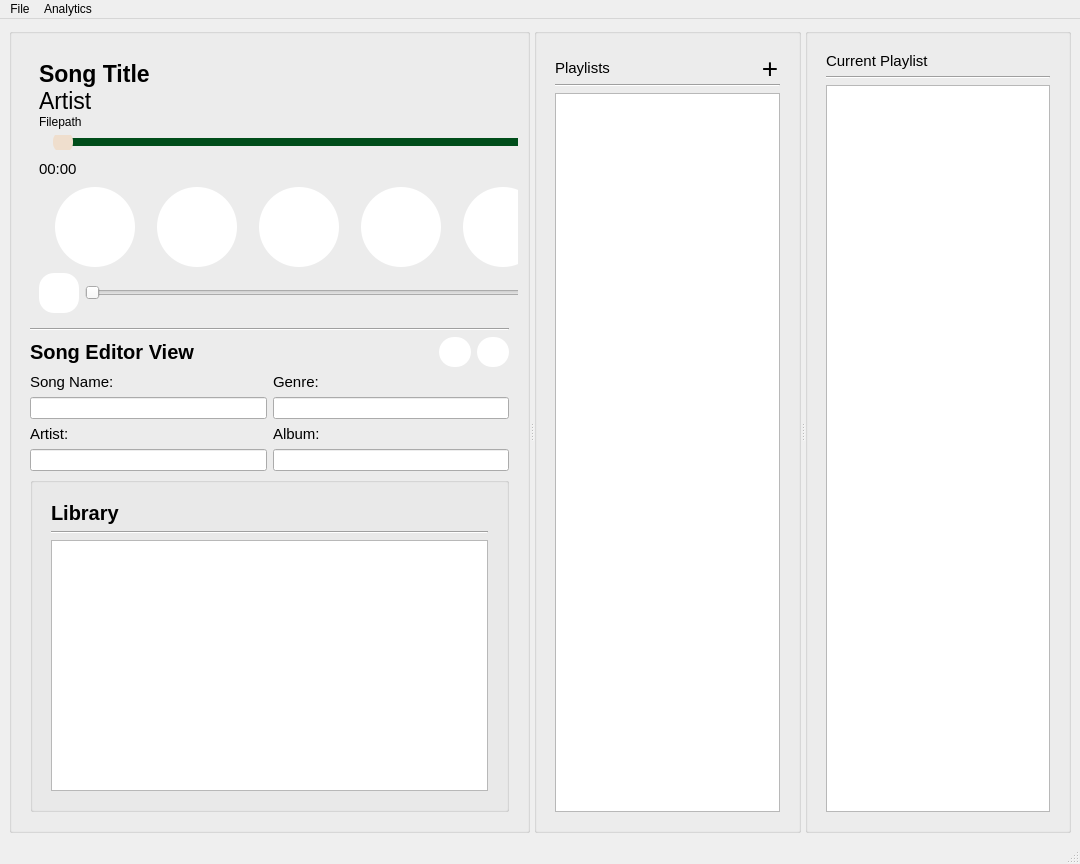
This is src/mainwindow.ui in waveplough/MusicPlaylistManager as Qt 5 draws it before an edit. The edited form follows.
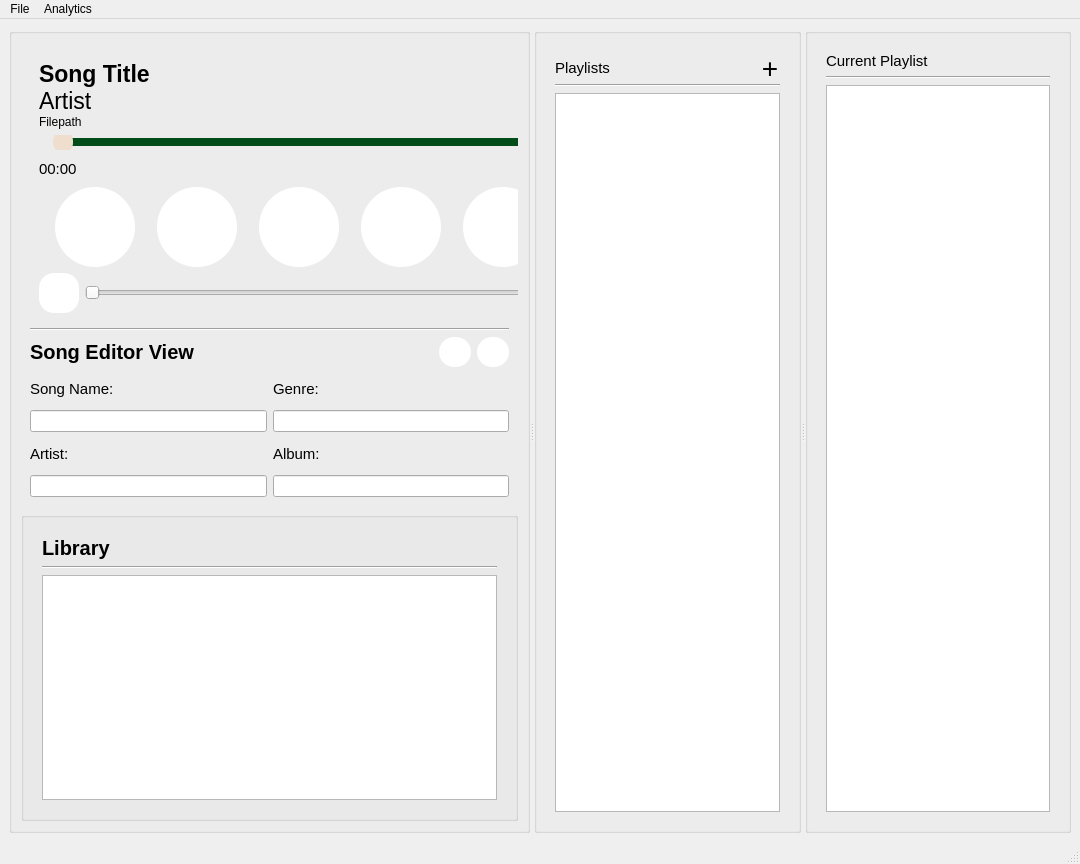
This is the edited form. Icons and pictures are not drawn.

The edit to the form file:
```diff
--- a/src/mainwindow.ui
+++ b/src/mainwindow.ui
@@ -45,9 +45,15 @@
          <height>0</height>
         </size>
        </property>
-       <layout class="QHBoxLayout" name="horizontalLayout_2">
+       <layout class="QVBoxLayout" name="verticalLayout_8">
         <item>
          <widget class="QStackedWidget" name="stackedWidget">
+          <property name="sizePolicy">
+           <sizepolicy hsizetype="Preferred" vsizetype="Preferred">
+            <horstretch>0</horstretch>
+            <verstretch>3</verstretch>
+           </sizepolicy>
+          </property>
           <property name="minimumSize">
            <size>
             <width>60</width>
@@ -691,41 +697,6 @@
               </item>
              </layout>
             </item>
-            <item>
-             <widget class="QGroupBox" name="LibraryGroupBox">
-              <layout class="QVBoxLayout" name="LibraryLayout">
-               <item>
-                <widget class="QWidget" name="libraryWidget" native="true">
-                 <layout class="QVBoxLayout" name="verticalLayout">
-                  <item>
-                   <widget class="QLabel" name="LibraryLabel">
-                    <property name="font">
-                     <font>
-                      <pointsize>15</pointsize>
-                      <bold>true</bold>
-                     </font>
-                    </property>
-                    <property name="text">
-                     <string>Library</string>
-                    </property>
-                   </widget>
-                  </item>
-                  <item>
-                   <widget class="Line" name="LibrarySeperator">
-                    <property name="orientation">
-                     <enum>Qt::Orientation::Horizontal</enum>
-                    </property>
-                   </widget>
-                  </item>
-                  <item>
-                   <widget class="QListWidget" name="libraryList"/>
-                  </item>
-                 </layout>
-                </widget>
-               </item>
-              </layout>
-             </widget>
-            </item>
            </layout>
           </widget>
           <widget class="QWidget" name="editPlaylistPage">
@@ -1390,6 +1361,47 @@
           </widget>
          </widget>
         </item>
+        <item>
+         <widget class="QGroupBox" name="LibraryGroupBox">
+          <property name="sizePolicy">
+           <sizepolicy hsizetype="Preferred" vsizetype="Preferred">
+            <horstretch>0</horstretch>
+            <verstretch>2</verstretch>
+           </sizepolicy>
+          </property>
+          <layout class="QVBoxLayout" name="LibraryLayout">
+           <item>
+            <widget class="QWidget" name="libraryWidget" native="true">
+             <layout class="QVBoxLayout" name="verticalLayout">
+              <item>
+               <widget class="QLabel" name="LibraryLabel">
+                <property name="font">
+                 <font>
+                  <pointsize>15</pointsize>
+                  <bold>true</bold>
+                 </font>
+                </property>
+                <property name="text">
+                 <string>Library</string>
+                </property>
+               </widget>
+              </item>
+              <item>
+               <widget class="Line" name="LibrarySeperator">
+                <property name="orientation">
+                 <enum>Qt::Orientation::Horizontal</enum>
+                </property>
+               </widget>
+              </item>
+              <item>
+               <widget class="QListWidget" name="libraryList"/>
+              </item>
+             </layout>
+            </widget>
+           </item>
+          </layout>
+         </widget>
+        </item>
        </layout>
       </widget>
       <widget class="QGroupBox" name="playlistGroupBox">
```
